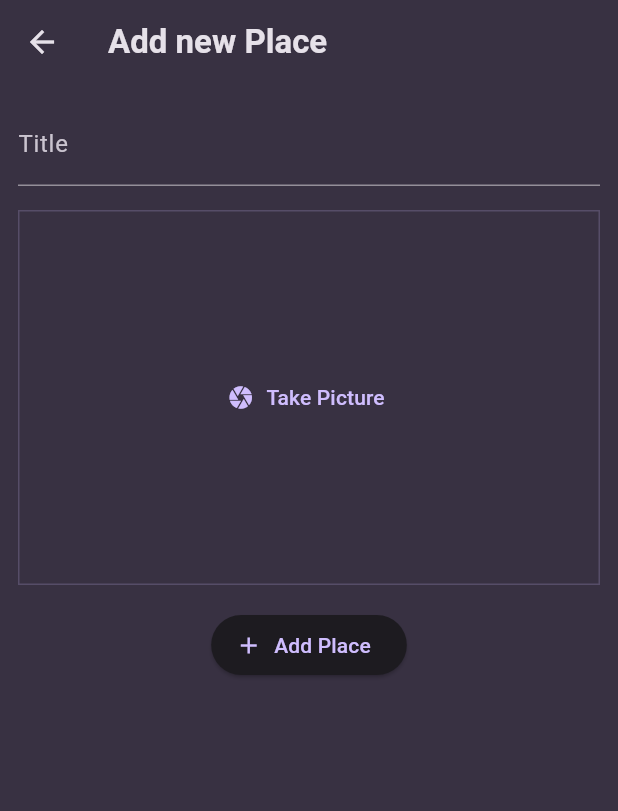
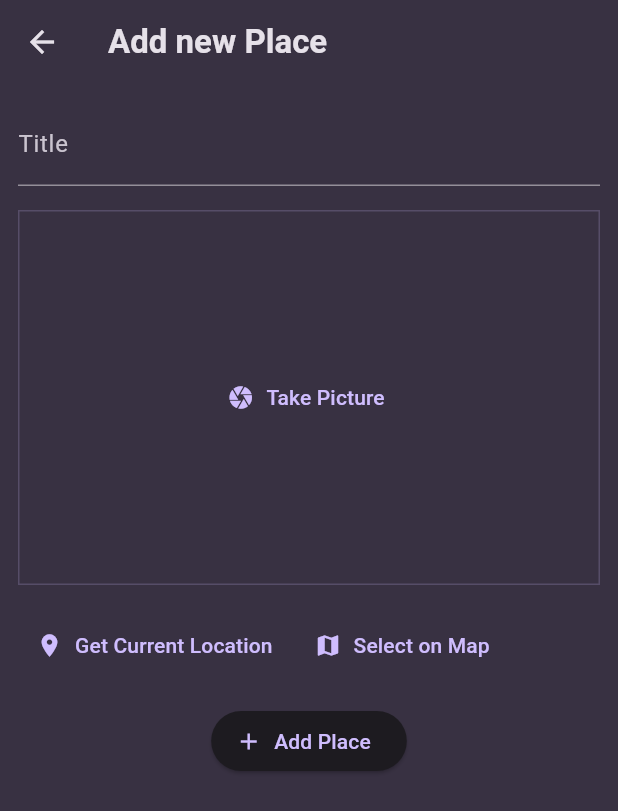
Before and after one commit to stefanobianda/FavoritePlaces, a Flutter app: the AddPlaceScreen screen opened directly, on a phone screen of 412 x 824 dp. Shown: the top 811 px of the screen. Run offline on Flutter 3.47's test engine with Material 3 defaults, Android fonts, the phone set to English and light mode, and no system bars; our stand-ins replace flutter_riverpod, google_fonts, image_picker.

Commit message:
prepare location, need a new Kotlin version

```diff
--- a/lib/screens/add_place.dart
+++ b/lib/screens/add_place.dart
@@ -2,6 +2,7 @@ import 'dart:io';
 
 import 'package:favorite_places/providers/user_places.dart';
 import 'package:favorite_places/widgets/image_input.dart';
+import 'package:favorite_places/widgets/location_input.dart';
 import 'package:flutter/material.dart';
 import 'package:flutter_riverpod/flutter_riverpod.dart';
 
@@ -63,6 +64,10 @@ class _AddPlaceScreenState extends ConsumerState<AddPlaceScreen> {
             const SizedBox(
               height: 16,
             ),
+            const LocationInput(),
+            const SizedBox(
+              height: 16,
+            ),
             ElevatedButton.icon(
               onPressed: _savePlace,
               icon: const Icon(Icons.add),
--- /dev/null
+++ b/lib/widgets/location_input.dart
@@ -0,0 +1,35 @@
+import 'package:flutter/material.dart';
+
+class LocationInput extends StatefulWidget {
+  const LocationInput({super.key});
+
+  @override
+  State<LocationInput> createState() {
+    return _LocationInputState();
+  }
+}
+
+class _LocationInputState extends State<LocationInput> {
+  @override
+  Widget build(BuildContext context) {
+    return Column(
+      children: [
+        Container(),
+        Row(
+          children: [
+            TextButton.icon(
+              icon: const Icon(Icons.location_on),
+              onPressed: () {},
+              label: const Text('Get Current Location'),
+            ),
+            TextButton.icon(
+              icon: const Icon(Icons.map),
+              onPressed: () {},
+              label: const Text('Select on Map'),
+            ),
+          ],
+        ),
+      ],
+    );
+  }
+}
```
Also changed, not shown: 1 other file.
